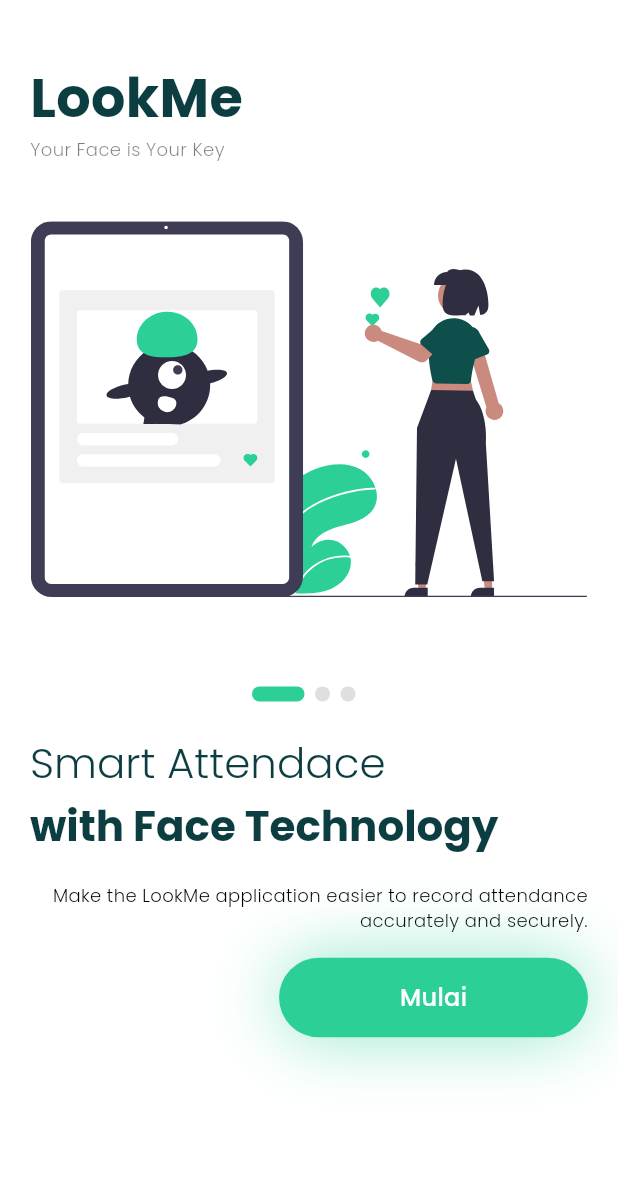
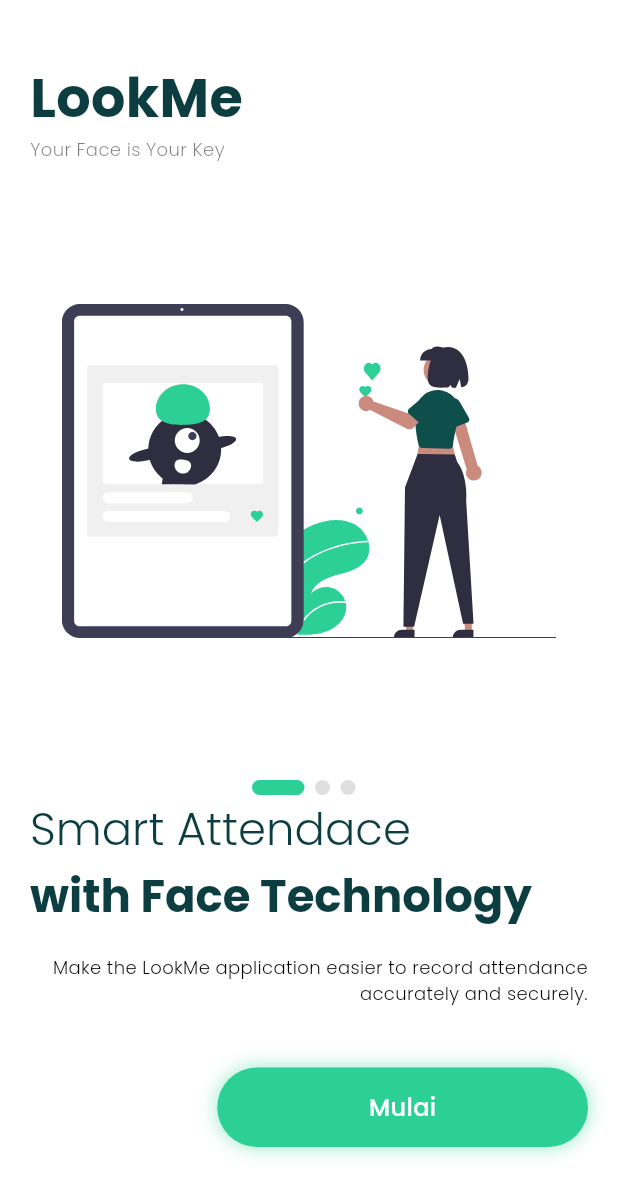
Before and after one commit to UmarMansyur/look-me-app, a Flutter app: the screen it shows after launch, on a phone screen of 412 x 824 dp. Shown: the top 1197 px of the screen. Run offline on Flutter 3.47's test engine with Material 3 defaults, Android fonts, the phone set to English and light mode, and no system bars; our stand-ins replace flutter_svg.

```diff
--- a/lib/main.dart
+++ b/lib/main.dart
@@ -1,4 +1,6 @@
 import 'package:flutter/material.dart';
+import 'package:look_me/screens/auth/forgot_password.dart';
+import 'package:look_me/screens/auth/login_screen.dart';
 import 'package:look_me/screens/home/home_screen.dart';
 
 void main() {
@@ -21,6 +23,8 @@ class MyApp extends StatelessWidget {
       ),
       routes: {
         '/': (context) => const HomeScreen(),
+        '/login': (context) => const LoginScreen(),
+        '/forgot-password': (context) => const ForgotPasswordScreen(),
       },
     );
   }
--- a/lib/screens/home/components/home_body.dart
+++ b/lib/screens/home/components/home_body.dart
@@ -56,8 +56,12 @@ class _HomeBodyState extends State<HomeBody> {
   @override
   Widget build(BuildContext context) {
     return SafeArea(
+      child: Container(
+        padding: const EdgeInsets.symmetric(horizontal: 20.0),
+        width: MediaQuery.of(context).size.width,
         child: Column(
           crossAxisAlignment: CrossAxisAlignment.start,
+          mainAxisAlignment: MainAxisAlignment.spaceBetween,
           children: [
             Row(
               crossAxisAlignment: CrossAxisAlignment.center,
@@ -65,8 +69,8 @@ class _HomeBodyState extends State<HomeBody> {
               children: [
                 SizedBox(
                   // heightnya 30% dari height
-                height: MediaQuery.of(context).size.height * 0.4,
-                width: MediaQuery.of(context).size.width * 0.9,
+                  width: MediaQuery.of(context).size.width * 0.8,
+                  height: MediaQuery.of(context).size.height * 0.5,
                   child: PageView.builder(
                     controller: _pageController,
                     onPageChanged: (index) {
@@ -85,9 +89,7 @@ class _HomeBodyState extends State<HomeBody> {
                 ),
               ],
             ),
-          Padding(
-            padding: const EdgeInsets.all(20.0),
-            child: Row(
+            Row(
               crossAxisAlignment: CrossAxisAlignment.center,
               mainAxisAlignment: MainAxisAlignment.center,
               children: [
@@ -117,17 +119,14 @@ class _HomeBodyState extends State<HomeBody> {
                     ),
               ],
             ),
-          ),
-          Padding(
-            padding: const EdgeInsets.symmetric(horizontal: 20.0),
-            child: RichText(
+            RichText(
               text: TextSpan(
                 children: [
                   TextSpan(
                     text: '${title[currentIndex]['title'] ?? ''}\n',
                     style: const TextStyle(
                       fontFamily: 'Poppins',
-                      fontSize: 28,
+                      fontSize: 30,
                       fontWeight: FontWeight.w300,
                       color: Color(0xFF0B3D41),
                     ),
@@ -137,7 +136,7 @@ class _HomeBodyState extends State<HomeBody> {
                     text: title[currentIndex]['subtitle'] ?? '',
                     style: const TextStyle(
                       fontFamily: 'Poppins',
-                      fontSize: 28,
+                      fontSize: 30,
                       fontWeight: FontWeight.bold,
                       color: Color(0xFF0B3D41),
                     ),
@@ -145,11 +144,8 @@ class _HomeBodyState extends State<HomeBody> {
                 ],
               ),
             ),
-          ),
             SizedBox(height: MediaQuery.of(context).size.height * 0.02),
-          Padding(
-            padding: const EdgeInsets.symmetric(horizontal: 20.0),
-            child: Text(title[currentIndex]['desc'] ?? '',
+            Text(title[currentIndex]['desc'] ?? '',
                 textAlign: TextAlign.right,
                 style: const TextStyle(
                   fontFamily: 'Poppins',
@@ -157,21 +153,15 @@ class _HomeBodyState extends State<HomeBody> {
                   fontWeight: FontWeight.w300,
                   color: Colors.black,
                 )),
-          ),
-          SizedBox(height: MediaQuery.of(context).size.height * 0.02),
-          Padding(
-            padding: const EdgeInsets.symmetric(horizontal: 20.0),
-            child: Row(
+            SizedBox(height: MediaQuery.of(context).size.height * 0.05),
+            Row(
               mainAxisAlignment: MainAxisAlignment.end,
               children: [
                 GestureDetector(
                   onTap: () {
                     if (currentIndex == imagePath.length - 1) {
                       // Navigasi ke halaman berikutnya
-                      // Navigator.pushReplacement(
-                      //   context,
-                      //   MaterialPageRoute(builder: (context) => NextScreen()),
-                      // );
+                      Navigator.pushNamed(context, '/login');
                     } else {
                       _pageController.nextPage(
                         duration: const Duration(milliseconds: 300),
@@ -183,15 +173,16 @@ class _HomeBodyState extends State<HomeBody> {
                   child: Container(
                     // berikan drop shadow
                     // minimal width 100
-                    width: MediaQuery.of(context).size.width * 0.5,
+                    width: MediaQuery.of(context).size.width * 0.6,
                     decoration: BoxDecoration(
                       color: const Color(0xFF2CD097),
                       borderRadius: BorderRadius.circular(50),
                       // minimal width 100
                       boxShadow: [
                         BoxShadow(
+                          // ignore: deprecated_member_use
                           color: const Color(0xFF2CD097).withOpacity(0.5),
-                          blurRadius: 40,
+                          blurRadius: 10,
                         ),
                       ],
                     ),
@@ -214,8 +205,8 @@ class _HomeBodyState extends State<HomeBody> {
                 ),
               ],
             ),
+          ],
         ),
-        ],
       ),
     );
   }
--- a/lib/screens/home/components/home_header.dart
+++ b/lib/screens/home/components/home_header.dart
@@ -1,7 +1,15 @@
 import 'package:flutter/material.dart';
 
 class HomeHeader extends StatelessWidget {
-  const HomeHeader({super.key});
+  const HomeHeader({
+    super.key,
+    this.topPadding = 40.0,
+    this.leftPadding = 20.0,
+  });
+
+  final double topPadding;
+  final double leftPadding;
+
   static const TextStyle titleStyle = TextStyle(
     fontFamily: 'Poppins',
     fontSize: 36,
@@ -11,7 +19,7 @@ class HomeHeader extends StatelessWidget {
   @override
   Widget build(BuildContext context) {
     return Padding(
-      padding: const EdgeInsets.only(left: 20.0, top: 40.0),
+      padding: EdgeInsets.only(left: leftPadding, top: topPadding),
       child: Column(
         crossAxisAlignment: CrossAxisAlignment.start,
         children: [
@@ -19,6 +27,7 @@ class HomeHeader extends StatelessWidget {
           Text(
             'Your Face is Your Key',
             style: TextStyle(
+              // ignore: deprecated_member_use
               color: Colors.black.withOpacity(0.5),
               fontSize: 12,
               fontFamily: 'Poppins',
--- a/lib/screens/home/home_screen.dart
+++ b/lib/screens/home/home_screen.dart
@@ -7,9 +7,9 @@ class HomeScreen extends StatelessWidget {
 
   @override
   Widget build(BuildContext context) {
-    return const Scaffold(
-      body: Column(
-        crossAxisAlignment: CrossAxisAlignment.start,
+    return Scaffold(
+      resizeToAvoidBottomInset: false,
+      body: ListView(
         children: [
           HomeHeader(),
           HomeBody(),
--- a/pubspec.yaml
+++ b/pubspec.yaml
@@ -62,6 +62,7 @@ flutter:
     - assets/
     - assets/images/
     - assets/images/home_screen/
+    - assets/images/auth/
   #   - images/a_dot_burr.jpeg
   #   - images/a_dot_ham.jpeg
 
```
Also changed, not shown: lib/screens/auth/components/forgot_password_body.dart (added, +106 -0 lines), lib/screens/auth/components/login_body.dart (added, +122 -0 lines), lib/screens/auth/forgot_password.dart (added, +19 -0 lines), lib/screens/auth/login_screen.dart (added, +30 -0 lines), lib/styles/styles.dart (added, +65 -0 lines), pubspec.lock, 1 other file. Lines whose indentation alone changed are shown as unchanged.
